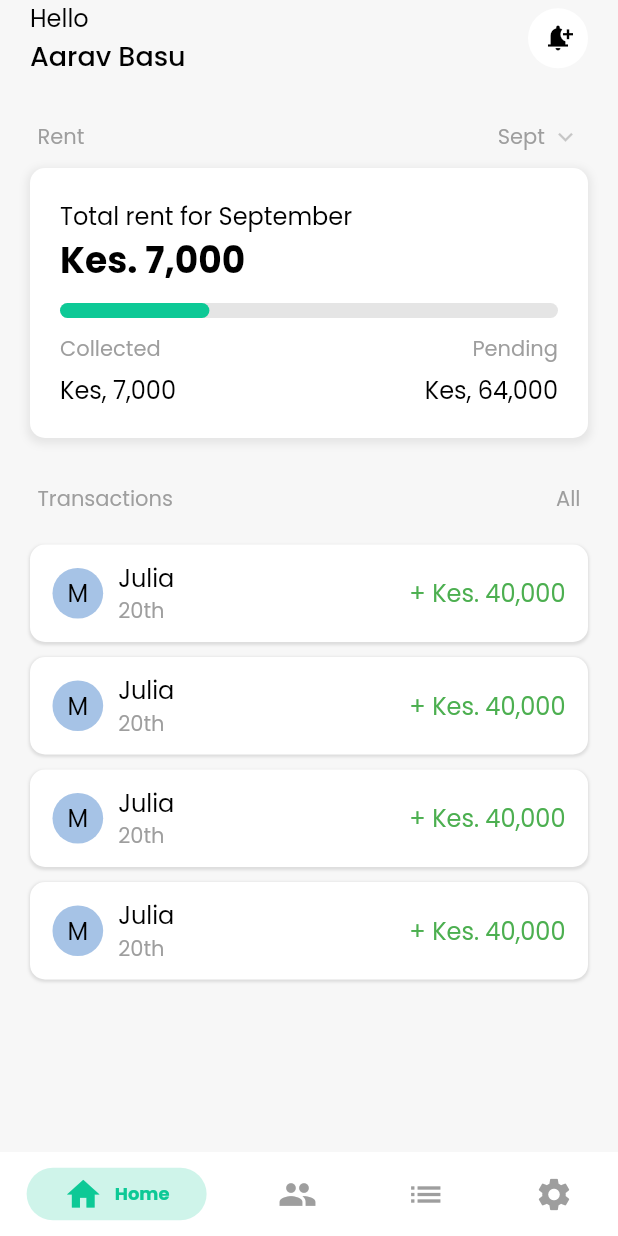
After one commit to NjokiCynthia/beyondRent, a Flutter app: the Dashboard screen opened directly, on a phone screen of 412 x 824 dp. The commit adds this screen. Run offline on Flutter 3.47's test engine with Material 2 defaults, Android fonts, the phone set to English and light mode, and no system bars; drawn by our look-alikes of persistent_bottom_nav_bar; our stand-ins replace animated_splash_screen, google_fonts, intl_phone_number_input, introduction_screen.

Commit message:
Added dashboard

```diff
--- a/lib/main.dart
+++ b/lib/main.dart
@@ -1,6 +1,6 @@
 import 'package:flutter/material.dart';
 import 'package:animated_splash_screen/animated_splash_screen.dart';
-import 'package:x_rent/constants/theme.dart';
+import 'package:x_rent/utilities/constants.dart';
 import 'package:x_rent/screens/intro_screens/onboarding_page.dart';
 
 void main() {
@@ -14,8 +14,17 @@ class MyApp extends StatelessWidget {
   Widget build(BuildContext context) {
     return MaterialApp(
       title: 'X-RENT',
-      theme: MyTheme.darkTheme,
-      debugShowCheckedModeBanner: false, // Remove the debug banner
+      theme: ThemeData(
+        primarySwatch: Colors.blue,
+        textTheme: TextTheme(
+          displayLarge: AppTextStyles.header,
+          displayMedium: AppTextStyles.smallHeaderSlightlyBold,
+          bodyMedium: AppTextStyles.normal,
+          bodySmall: AppTextStyles.small,
+          labelMedium: AppTextStyles.normalGreen,
+        ),
+      ),
+      debugShowCheckedModeBanner: false,
       home: AnimatedSplashScreen(
         duration: 3000,
         splash: Column(
@@ -23,14 +32,12 @@ class MyApp extends StatelessWidget {
           children: [
             Image.asset('assets/images/rentals.png'),
             const Text(
-              'XSoft', // Replace with the desired text
+              'XSoft',
             ),
           ],
         ),
-        // Replace with your splash image asset
         nextScreen: const HomePage(),
         splashTransition: SplashTransition.fadeTransition,
-        // pageTransitionType: // You can change the transition type
       ),
       routes: {
         '/home': (_) => const HomePage(),
--- /dev/null
+++ b/lib/screens/dashboard.dart
@@ -0,0 +1,90 @@
+import 'package:flutter/material.dart';
+import 'package:persistent_bottom_nav_bar/persistent_tab_view.dart';
+import 'package:x_rent/screens/dashboard/home.dart';
+import 'package:x_rent/screens/dashboard/profile.dart';
+import 'package:x_rent/screens/dashboard/tenants.dart';
+import 'package:x_rent/screens/dashboard/transactions.dart';
+import 'package:x_rent/utilities/constants.dart';
+
+class Dashboard extends StatefulWidget {
+  const Dashboard({Key? key}) : super(key: key);
+
+  @override
+  State<Dashboard> createState() => _DashboardState();
+}
+
+class _DashboardState extends State<Dashboard> {
+  PersistentTabController bottomNavigationController =
+      PersistentTabController(initialIndex: 0);
+
+  List<Widget> _buildScreens() {
+    return [
+      const Home(),
+      const Tenants(),
+      const Transactions(),
+      const Profile(),
+    ];
+  }
+
+  List<PersistentBottomNavBarItem> _navBarsItems() {
+    return [
+      PersistentBottomNavBarItem(
+        icon: const Icon(Icons.home),
+        title: ("Home"),
+        activeColorPrimary: mintyGreen,
+        inactiveColorPrimary: Colors.grey,
+      ),
+      PersistentBottomNavBarItem(
+        icon: const Icon(Icons.group),
+        title: ("Tenants"),
+        activeColorPrimary: mintyGreen,
+        inactiveColorPrimary: Colors.grey,
+      ),
+      PersistentBottomNavBarItem(
+        icon: const Icon(Icons.list),
+        title: ("Transactions"),
+        activeColorPrimary: mintyGreen,
+        inactiveColorPrimary: Colors.grey,
+      ),
+      PersistentBottomNavBarItem(
+        icon: const Icon(Icons.settings),
+        title: ("Settings"),
+        activeColorPrimary: mintyGreen,
+        inactiveColorPrimary: Colors.grey,
+      ),
+    ];
+  }
+
+  @override
+  Widget build(BuildContext context) {
+    return Scaffold(
+      body: PersistentTabView(
+        context,
+        controller: bottomNavigationController,
+        screens: _buildScreens(),
+        items: _navBarsItems(),
+        confineInSafeArea: true,
+        backgroundColor: Colors.white,
+        handleAndroidBackButtonPress: true,
+        resizeToAvoidBottomInset: true,
+        stateManagement: true,
+        hideNavigationBarWhenKeyboardShows: true,
+        decoration: const NavBarDecoration(
+          colorBehindNavBar: Colors.white,
+        ),
+        popAllScreensOnTapOfSelectedTab: true,
+        popActionScreens: PopActionScreensType.all,
+        itemAnimationProperties: const ItemAnimationProperties(
+          duration: Duration(milliseconds: 200),
+          curve: Curves.ease,
+        ),
+        screenTransitionAnimation: const ScreenTransitionAnimation(
+          animateTabTransition: true,
+          curve: Curves.ease,
+          duration: Duration(milliseconds: 200),
+        ),
+        navBarStyle: NavBarStyle.style1,
+      ),
+    );
+  }
+}
--- /dev/null
+++ b/lib/screens/dashboard/home.dart
@@ -0,0 +1,155 @@
+import 'package:flutter/material.dart';
+import 'package:x_rent/utilities/widgets.dart';
+
+class Home extends StatefulWidget {
+  const Home({Key? key}) : super(key: key);
+
+  @override
+  State<Home> createState() => _HomeState();
+}
+
+class _HomeState extends State<Home> {
+  @override
+  Widget build(BuildContext context) {
+    Widget rentWidget = Column(
+      children: [
+        Padding(
+          padding: const EdgeInsets.only(left: 5, right: 5),
+          child: Row(
+            mainAxisAlignment: MainAxisAlignment.spaceBetween,
+            children: [
+              Text(
+                'Rent',
+                style: Theme.of(context).textTheme.bodySmall,
+              ),
+              Row(
+                children: [
+                  Text(
+                    'Sept ',
+                    style: Theme.of(context).textTheme.bodySmall,
+                  ),
+                  Icon(
+                    Icons.keyboard_arrow_down,
+                    color: Colors.black.withOpacity(0.2),
+                    size: 20,
+                  )
+                ],
+              ),
+            ],
+          ),
+        ),
+        const SizedBox(height: 10),
+        Container(
+          padding: const EdgeInsets.all(20),
+          decoration: BoxDecoration(
+            color: Colors.white,
+            borderRadius: BorderRadius.circular(10),
+            boxShadow: [
+              BoxShadow(
+                color: Colors.grey.withOpacity(0.2),
+                spreadRadius: 2,
+                blurRadius: 4,
+                offset: const Offset(0, 2),
+              ),
+            ],
+          ),
+          child: Column(
+            crossAxisAlignment: CrossAxisAlignment.start,
+            children: [
+              const Text('Total rent for September'),
+              Text(
+                'Kes. 7,000',
+                style: Theme.of(context).textTheme.displayLarge,
+              ),
+              const SizedBox(height: 10),
+              const ProgressBar(progress: 30),
+              const SizedBox(height: 10),
+              Row(
+                mainAxisAlignment: MainAxisAlignment.spaceBetween,
+                children: [
+                  Text(
+                    'Collected',
+                    style: Theme.of(context).textTheme.bodySmall,
+                  ),
+                  Text(
+                    'Pending',
+                    style: Theme.of(context).textTheme.bodySmall,
+                  ),
+                ],
+              ),
+              const SizedBox(height: 5),
+              Row(
+                mainAxisAlignment: MainAxisAlignment.spaceBetween,
+                children: [
+                  Text(
+                    'Kes, 7,000',
+                    style: Theme.of(context).textTheme.bodyMedium,
+                  ),
+                  Text(
+                    'Kes, 64,000',
+                    style: Theme.of(context).textTheme.bodyMedium,
+                  ),
+                ],
+              ),
+            ],
+          ),
+        ),
+      ],
+    );
+    Widget transactionsWidget = Column(
+      children: [
+        Padding(
+          padding: const EdgeInsets.only(left: 5, right: 5),
+          child: Row(
+            mainAxisAlignment: MainAxisAlignment.spaceBetween,
+            children: [
+              Text(
+                'Transactions',
+                style: Theme.of(context).textTheme.bodySmall,
+              ),
+              Text(
+                'All',
+                style: Theme.of(context).textTheme.bodySmall,
+              ),
+            ],
+          ),
+        ),
+        const SizedBox(height: 20),
+        const TransactionCard(name: 'Julia', date: '20th', amount: 2000),
+        const TransactionCard(name: 'Julia', date: '20th', amount: 2000),
+        const TransactionCard(name: 'Julia', date: '20th', amount: 2000),
+        const TransactionCard(name: 'Julia', date: '20th', amount: 2000),
+      ],
+    );
+    return Scaffold(
+      backgroundColor: const Color.fromRGBO(247, 247, 247, 1),
+      body: SafeArea(
+        child: Container(
+          padding: const EdgeInsets.only(left: 20, right: 20, bottom: 20),
+          child: Column(
+            children: [
+              const DashboardAppbar(
+                headerText: 'Hello',
+                headerBody: 'Aarav Basu',
+                icon: Icon(
+                  Icons.notification_add,
+                  color: Colors.black,
+                  size: 20,
+                ),
+              ),
+              Expanded(
+                  child: ListView(
+                children: [
+                  const SizedBox(height: 30),
+                  rentWidget,
+                  const SizedBox(height: 30),
+                  transactionsWidget,
+                ],
+              ))
+            ],
+          ),
+        ),
+      ),
+    );
+  }
+}
--- /dev/null
+++ b/lib/screens/dashboard/profile.dart
@@ -0,0 +1,17 @@
+import 'package:flutter/material.dart';
+
+class Profile extends StatefulWidget {
+  const Profile({Key? key}) : super(key: key);
+
+  @override
+  State<Profile> createState() => _ProfileState();
+}
+
+class _ProfileState extends State<Profile> {
+  @override
+  Widget build(BuildContext context) {
+    return Scaffold(
+      body: Container(),
+    );
+  }
+}
--- /dev/null
+++ b/lib/screens/dashboard/tenants.dart
@@ -0,0 +1,47 @@
+import 'package:flutter/material.dart';
+import 'package:x_rent/utilities/widgets.dart';
+
+class Tenants extends StatefulWidget {
+  const Tenants({Key? key}) : super(key: key);
+
+  @override
+  State<Tenants> createState() => _TenantsState();
+}
+
+class _TenantsState extends State<Tenants> {
+  @override
+  Widget build(BuildContext context) {
+    return Scaffold(
+      backgroundColor: const Color.fromRGBO(247, 247, 247, 1),
+      body: SafeArea(
+        child: Container(
+          padding: const EdgeInsets.only(left: 20, right: 20, bottom: 20),
+          child: Column(
+            children: [
+              const DashboardAppbar(
+                headerText: 'Tenants',
+                headerBody: 'Tenants who have paid: 80',
+                leftHeader: 1,
+                icon: Icon(
+                  Icons.group_add,
+                  color: Colors.black,
+                  size: 20,
+                ),
+              ),
+              Expanded(
+                child: ListView(
+                  children: const [
+                    SizedBox(height: 30),
+                    TenantWidget(),
+                    TenantWidget(),
+                    TenantWidget(),
+                  ],
+                ),
+              )
+            ],
+          ),
+        ),
+      ),
+    );
+  }
+}
--- /dev/null
+++ b/lib/screens/dashboard/transactions.dart
@@ -0,0 +1,60 @@
+import 'package:flutter/material.dart';
+import 'package:x_rent/utilities/widgets.dart';
+
+class Transactions extends StatefulWidget {
+  const Transactions({Key? key}) : super(key: key);
+
+  @override
+  State<Transactions> createState() => _TransactionsState();
+}
+
+class _TransactionsState extends State<Transactions> {
+  @override
+  @override
+  Widget build(BuildContext context) {
+    return Scaffold(
+      backgroundColor: const Color.fromRGBO(247, 247, 247, 1),
+      body: SafeArea(
+        child: Container(
+          padding: const EdgeInsets.only(left: 20, right: 20),
+          child: Column(
+            children: [
+              const DashboardAppbar(
+                headerText: 'Tenants',
+                headerBody: 'Tenants who have paid: 80',
+                leftHeader: 1,
+                icon: Icon(
+                  Icons.group_add,
+                  color: Colors.black,
+                  size: 20,
+                ),
+              ),
+              Expanded(
+                child: ListView(
+                  children: const [
+                    SizedBox(height: 30),
+                    TransactionCard(name: 'Julia', date: '20th', amount: 2000),
+                    TransactionCard(name: 'Julia', date: '20th', amount: 2000),
+                    TransactionCard(name: 'Julia', date: '20th', amount: 2000),
+                    TransactionCard(name: 'Julia', date: '20th', amount: 2000),
+                    TransactionCard(name: 'Julia', date: '20th', amount: 2000),
+                    TransactionCard(name: 'Julia', date: '20th', amount: 2000),
+                    TransactionCard(name: 'Julia', date: '20th', amount: 2000),
+                    TransactionCard(name: 'Julia', date: '20th', amount: 2000),
+                    TransactionCard(name: 'Julia', date: '20th', amount: 2000),
+                    TransactionCard(name: 'Julia', date: '20th', amount: 2000),
+                    TransactionCard(name: 'Julia', date: '20th', amount: 2000),
+                    TransactionCard(name: 'Julia', date: '20th', amount: 2000),
+                    TransactionCard(name: 'Julia', date: '20th', amount: 2000),
+                    TransactionCard(name: 'Julia', date: '20th', amount: 2000),
+                    TransactionCard(name: 'Julia', date: '20th', amount: 2000),
+                  ],
+                ),
+              )
+            ],
+          ),
+        ),
+      ),
+    );
+  }
+}
--- a/lib/screens/intro_screens/onboarding_page.dart
+++ b/lib/screens/intro_screens/onboarding_page.dart
@@ -4,6 +4,7 @@ import 'package:introduction_screen/introduction_screen.dart';
 import 'package:x_rent/constants/color_contants.dart';
 import 'package:x_rent/constants/theme.dart';
 import 'package:x_rent/screens/authentication/login.dart';
+import 'package:x_rent/screens/dashboard.dart';
 
 class HomePage extends StatefulWidget {
   const HomePage({Key? key}) : super(key: key);
@@ -23,7 +24,16 @@ class _HomePageState extends State<HomePage> {
               "Manage your rental properties effortlessly. View all apartments, tenants, and send invoices seamlessly. Get started and make property management a breeze.",
           image: Padding(
             padding: EdgeInsets.only(top: 40),
-            child: Image.asset('assets/illustrations/view_rentals.png'),
+            child: GestureDetector(
+                onTap: () {
+                  Navigator.push(
+                    context,
+                    MaterialPageRoute(
+                      builder: (context) => Dashboard(),
+                    ),
+                  );
+                },
+                child: Image.asset('assets/illustrations/view_rentals.png')),
           ),
           decoration: pageDecoration(),
         ),
--- /dev/null
+++ b/lib/utilities/constants.dart
@@ -0,0 +1,39 @@
+import 'package:flutter/material.dart';
+import 'package:google_fonts/google_fonts.dart';
+
+// Color Themes
+Color mintyGreen = const Color.fromRGBO(13, 201, 150, 1);
+
+class AppTextStyles {
+  static final TextStyle header = GoogleFonts.poppins(
+    fontSize: 24,
+    fontWeight: FontWeight.bold,
+    color: Colors.black,
+  );
+
+  static final TextStyle smallHeaderSlightlyBold = GoogleFonts.poppins(
+    fontSize: 18,
+    fontWeight: FontWeight.w500,
+    color: Colors.black,
+  );
+
+  static final TextStyle normal = GoogleFonts.poppins(
+    fontSize: 16,
+    color: Colors.black,
+  );
+  static final TextStyle normalGreen = GoogleFonts.poppins(
+    fontSize: 16,
+    color: Colors.green,
+  );
+
+  static final TextStyle small = GoogleFonts.poppins(
+    fontSize: 14,
+    color: Colors.grey,
+  );
+
+  static final TextStyle smallBold = GoogleFonts.poppins(
+    fontSize: 14,
+    fontWeight: FontWeight.bold,
+    color: Colors.grey,
+  );
+}
--- /dev/null
+++ b/lib/utilities/widgets.dart
@@ -0,0 +1,280 @@
+import 'package:flutter/material.dart';
+import 'dart:math';
+import 'package:x_rent/utilities/constants.dart';
+
+Color getRandomColor() {
+  final random = Random();
+  return Color.fromARGB(
+    100,
+    random.nextInt(256),
+    random.nextInt(256),
+    random.nextInt(256),
+  );
+}
+
+class DashboardAppbar extends StatelessWidget {
+  final String? headerText;
+  final String? headerBody;
+  final num? leftHeader;
+  final Icon? icon;
+  const DashboardAppbar({
+    super.key,
+    this.headerText,
+    this.headerBody,
+    this.leftHeader,
+    this.icon,
+  });
+
+  @override
+  Widget build(BuildContext context) {
+    return Row(
+      mainAxisAlignment: MainAxisAlignment.start,
+      crossAxisAlignment: CrossAxisAlignment.center,
+      children: [
+        Expanded(
+          child: leftHeader == 1
+              ? Column(
+                  crossAxisAlignment: CrossAxisAlignment.start,
+                  children: [
+                    Text(
+                      headerText!,
+                      style: Theme.of(context).textTheme.displayMedium,
+                    ),
+                    Text(
+                      headerBody!,
+                      style: Theme.of(context).textTheme.bodySmall,
+                    ),
+                  ],
+                )
+              : Column(
+                  crossAxisAlignment: CrossAxisAlignment.start,
+                  children: [
+                    Text(
+                      headerText!,
+                    ),
+                    Text(
+                      headerBody!,
+                      style: Theme.of(context).textTheme.displayMedium,
+                    ),
+                  ],
+                ),
+        ),
+        Container(
+          padding: const EdgeInsets.all(10),
+          decoration: const BoxDecoration(
+            shape: BoxShape.circle,
+            color: Colors.white,
+          ),
+          child: icon,
+        ),
+      ],
+    );
+  }
+}
+
+// Progress Bar
+class ProgressBar extends StatelessWidget {
+  final double? progress;
+  final ValueSetter<dynamic>? callback;
+  const ProgressBar({
+    super.key,
+    this.progress,
+    this.callback,
+  });
+  @override
+  Widget build(BuildContext context) {
+    return Stack(
+      children: [
+        FractionallySizedBox(
+          widthFactor: 1,
+          child: Container(
+            height: 10,
+            decoration: BoxDecoration(
+              color: Colors.black.withOpacity(0.1),
+              borderRadius: BorderRadius.circular(10),
+            ),
+          ),
+        ),
+        FractionallySizedBox(
+          widthFactor: progress! / 100,
+          child: Container(
+            height: 10,
+            decoration: BoxDecoration(
+              color: mintyGreen,
+              borderRadius: BorderRadius.circular(10),
+            ),
+          ),
+        ),
+      ],
+    );
+  }
+}
+
+// Transaction card
+class TransactionCard extends StatelessWidget {
+  final String? name;
+  final String? date;
+  final num? amount;
+  final ValueSetter<dynamic>? callback;
+  const TransactionCard({
+    super.key,
+    this.name,
+    this.date,
+    this.amount,
+    this.callback,
+  });
+
+  @override
+  Widget build(BuildContext context) {
+    final backgroundColor = getRandomColor();
+    return Container(
+      margin: const EdgeInsets.only(bottom: 10),
+      padding: const EdgeInsets.fromLTRB(15, 10, 15, 10),
+      decoration: BoxDecoration(
+        color: Colors.white,
+        borderRadius: BorderRadius.circular(10),
+        boxShadow: [
+          BoxShadow(
+            color: Colors.grey.withOpacity(0.3),
+            spreadRadius: 0.5,
+            blurRadius: 1,
+            offset: const Offset(0, 1),
+          ),
+        ],
+      ),
+      child: Row(
+        children: [
+          Container(
+            padding: const EdgeInsets.all(10),
+            margin: const EdgeInsets.only(right: 10),
+            decoration: BoxDecoration(
+              color: backgroundColor,
+              shape: BoxShape.circle,
+            ),
+            child: Text('M'),
+          ),
+          Expanded(
+            child: Row(
+              mainAxisAlignment: MainAxisAlignment.spaceBetween,
+              children: [
+                Expanded(
+                  child: Column(
+                    crossAxisAlignment: CrossAxisAlignment.start,
+                    children: [
+                      Text(name!),
+                      Text(
+                        date!,
+                        style: Theme.of(context).textTheme.bodySmall,
+                      ),
+                    ],
+                  ),
+                ),
+                Text(
+                  '+ Kes. 40,000',
+                  style: Theme.of(context).textTheme.labelMedium,
+                ),
+              ],
+            ),
+          ),
+        ],
+      ),
+    );
+  }
+}
+
+// Tenants Widget
+class TenantWidget extends StatelessWidget {
+  const TenantWidget({super.key});
+  @override
+  Widget build(BuildContext context) {
+    final backgroundColor = getRandomColor();
+    return Container(
+      margin: const EdgeInsets.only(bottom: 20),
+      padding: const EdgeInsets.all(20),
+      decoration: BoxDecoration(
+        color: Colors.white,
+        borderRadius: BorderRadius.circular(10),
+        boxShadow: [
+          BoxShadow(
+            color: Colors.grey.withOpacity(0.3),
+            spreadRadius: 0.5,
+            blurRadius: 1,
+            offset: const Offset(0, 1),
+          ),
+        ],
+      ),
+      child: Column(
+        children: [
+          Row(
+            children: [
+              Expanded(
+                  child: Row(
+                children: [
+                  Container(
+                    padding: const EdgeInsets.all(10),
+                    margin: const EdgeInsets.only(right: 10),
+                    decoration: BoxDecoration(
+                      color: backgroundColor,
+                      shape: BoxShape.circle,
+                    ),
+                    child: Text('M'),
+                  ),
+                  Column(
+                    crossAxisAlignment: CrossAxisAlignment.start,
+                    children: [
+                      Text('Gaseema Nudngu'),
+                      Text(
+                        'The Icon Heights',
+                        style: Theme.of(context).textTheme.bodySmall,
+                      ),
+                    ],
+                  )
+                ],
+              )),
+              Container(
+                padding: const EdgeInsets.all(10),
+                decoration: BoxDecoration(
+                  shape: BoxShape.circle,
+                  color: Colors.green.withOpacity(0.1),
+                ),
+                child: const Icon(
+                  Icons.phone,
+                  color: Colors.green,
+                  size: 15,
+                ),
+              ),
+            ],
+          ),
+          const SizedBox(height: 20),
+          Container(
+            height: 1,
+            color: Colors.black.withOpacity(0.1),
+          ),
+          const SizedBox(height: 20),
+          Row(
+            mainAxisAlignment: MainAxisAlignment.spaceBetween,
+            children: [
+              Text(
+                '10, Oct 2022',
+                style: Theme.of(context).textTheme.bodySmall,
+              ),
+              Column(
+                crossAxisAlignment: CrossAxisAlignment.end,
+                children: [
+                  Text(
+                    'Kes. -27,000',
+                    style: Theme.of(context).textTheme.bodySmall,
+                  ),
+                  Text(
+                    'Pending',
+                    style: Theme.of(context).textTheme.bodySmall,
+                  ),
+                ],
+              ),
+            ],
+          )
+        ],
+      ),
+    );
+  }
+}
```
Also changed, not shown: pubspec.yaml (+2 -5 lines), pubspec.lock, 9 other files.
